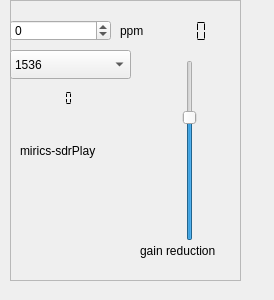
Before: the Qt Designer form input/sdrplay/sdrplay-widget.ui in JvanKatwijk/sdr-j-fm, drawn with Qt 5.
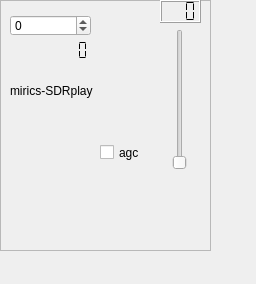
After: the same form once the commit is applied.

Commit message: adapted to sdrplay lib 2.09

```diff
--- a/input/sdrplay/sdrplay-widget.ui
+++ b/input/sdrplay/sdrplay-widget.ui
@@ -6,8 +6,8 @@
    <rect>
     <x>0</x>
     <y>0</y>
-    <width>274</width>
-    <height>300</height>
+    <width>256</width>
+    <height>284</height>
    </rect>
   </property>
   <property name="windowTitle">
@@ -16,10 +16,10 @@
   <widget class="QFrame" name="frame">
    <property name="geometry">
     <rect>
-     <x>10</x>
+     <x>0</x>
      <y>0</y>
-     <width>231</width>
-     <height>281</height>
+     <width>211</width>
+     <height>251</height>
     </rect>
    </property>
    <property name="frameShape">
@@ -32,55 +32,13 @@
     <property name="geometry">
      <rect>
       <x>10</x>
-      <y>140</y>
+      <y>80</y>
       <width>101</width>
       <height>21</height>
      </rect>
     </property>
     <property name="text">
-     <string>mirics-sdrPlay</string>
-    </property>
-   </widget>
-   <widget class="QSpinBox" name="ppm_corrector">
-    <property name="geometry">
-     <rect>
-      <x>0</x>
-      <y>20</y>
-      <width>101</width>
-      <height>21</height>
-     </rect>
-    </property>
-    <property name="minimum">
-     <number>-100</number>
-    </property>
-    <property name="maximum">
-     <number>100</number>
-    </property>
-   </widget>
-   <widget class="QLabel" name="label_4">
-    <property name="geometry">
-     <rect>
-      <x>110</x>
-      <y>20</y>
-      <width>51</width>
-      <height>21</height>
-     </rect>
-    </property>
-    <property name="text">
-     <string>ppm</string>
-    </property>
-   </widget>
-   <widget class="QLabel" name="label_5">
-    <property name="geometry">
-     <rect>
-      <x>130</x>
-      <y>240</y>
-      <width>111</width>
-      <height>21</height>
-     </rect>
-    </property>
-    <property name="text">
-     <string>gain reduction</string>
+     <string>mirics-SDRplay</string>
     </property>
    </widget>
    <widget class="QLabel" name="statusLabel">
@@ -96,28 +54,13 @@
      <string/>
     </property>
    </widget>
-   <widget class="QComboBox" name="rateSelector">
-    <property name="geometry">
-     <rect>
-      <x>0</x>
-      <y>50</y>
-      <width>121</width>
-      <height>29</height>
-     </rect>
-    </property>
-    <item>
-     <property name="text">
-      <string>1536</string>
-     </property>
-    </item>
-   </widget>
    <widget class="QLCDNumber" name="api_version">
     <property name="geometry">
      <rect>
-      <x>0</x>
-      <y>90</y>
+      <x>20</x>
+      <y>40</y>
       <width>91</width>
-      <height>16</height>
+      <height>21</height>
      </rect>
     </property>
     <property name="lineWidth">
@@ -131,17 +74,11 @@
     <property name="geometry">
      <rect>
       <x>170</x>
-      <y>60</y>
+      <y>29</y>
       <width>20</width>
-      <height>181</height>
+      <height>141</height>
      </rect>
     </property>
-    <property name="maximum">
-     <number>100</number>
-    </property>
-    <property name="value">
-     <number>70</number>
-    </property>
     <property name="orientation">
      <enum>Qt::Vertical</enum>
     </property>
@@ -149,15 +86,12 @@
    <widget class="QLCDNumber" name="attenuationDisplay">
     <property name="geometry">
      <rect>
-      <x>150</x>
-      <y>20</y>
-      <width>64</width>
+      <x>160</x>
+      <y>0</y>
+      <width>41</width>
       <height>23</height>
      </rect>
     </property>
-    <property name="frameShape">
-     <enum>QFrame::NoFrame</enum>
-    </property>
     <property name="digitCount">
      <number>3</number>
     </property>
@@ -165,6 +99,48 @@
      <enum>QLCDNumber::Flat</enum>
     </property>
    </widget>
+   <widget class="QCheckBox" name="agcControl">
+    <property name="geometry">
+     <rect>
+      <x>100</x>
+      <y>140</y>
+      <width>51</width>
+      <height>25</height>
+     </rect>
+    </property>
+    <property name="text">
+     <string>agc</string>
+    </property>
+   </widget>
+   <widget class="QSpinBox" name="ppmControl">
+    <property name="geometry">
+     <rect>
+      <x>10</x>
+      <y>15</y>
+      <width>81</width>
+      <height>21</height>
+     </rect>
+    </property>
+    <property name="minimum">
+     <number>-200</number>
+    </property>
+    <property name="maximum">
+     <number>200</number>
+    </property>
+   </widget>
+   <widget class="QLabel" name="serialNumber">
+    <property name="geometry">
+     <rect>
+      <x>10</x>
+      <y>210</y>
+      <width>171</width>
+      <height>20</height>
+     </rect>
+    </property>
+    <property name="text">
+     <string/>
+    </property>
+   </widget>
   </widget>
  </widget>
  <resources/>
```
Left out of the diff: 6 changed lines with no effect on the pictures. The commit also changes 7 other files.
